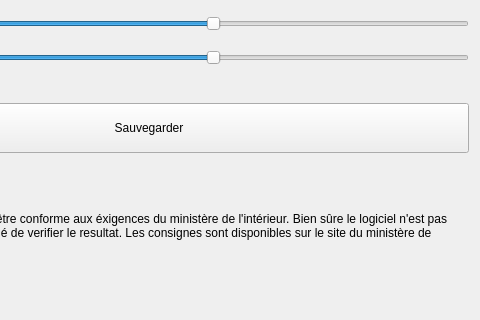
Before: the Qt Designer form conceptionplanche.ui in clement-roblot/generateur-de-photo-identite, drawn with Qt 5; both pictures show x 182 to 662 and y 100 to 420 of the 662 by 420 pixel window.
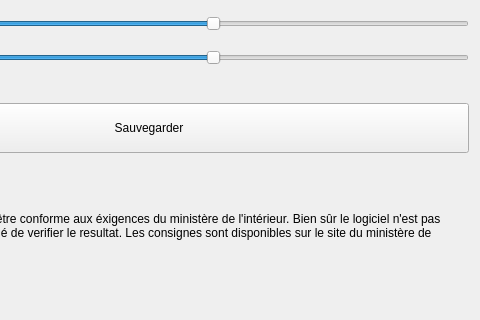
After: the same form once the commit is applied.

The edit to the form file:
```diff
--- a/conceptionplanche.ui
+++ b/conceptionplanche.ui
@@ -124,7 +124,7 @@
         </sizepolicy>
        </property>
        <property name="text">
-        <string>&lt;html&gt;&lt;head/&gt;&lt;body&gt;&lt;p&gt;L'image générée est supposée être conforme aux éxigences du ministère de l'intérieur. Bien sûre le logiciel n'est pas parfait et il est fortement conseillé de verifier le resultat. Les consignes sont disponibles sur le site du ministère de l'intérieur : &lt;a href=&quot;http://www.interieur.gouv.fr/A-votre-service/Mes-demarches/Papiers-Citoyennete/Questions-Reponses/Quelles-photographies-sont-admises-pour-une-demande-de-titre-d-identite&quot;&gt;&lt;span style=&quot; text-decoration: underline; color:#0000ff;&quot;&gt;ici&lt;/span&gt;&lt;/a&gt;.&lt;/p&gt;&lt;/body&gt;&lt;/html&gt;</string>
+        <string>&lt;html&gt;&lt;head/&gt;&lt;body&gt;&lt;p&gt;L'image générée est supposée être conforme aux éxigences du ministère de l'intérieur. Bien sûr le logiciel n'est pas parfait et il est fortement conseillé de verifier le resultat. Les consignes sont disponibles sur le site du ministère de l'intérieur : &lt;a href=&quot;http://www.interieur.gouv.fr/A-votre-service/Mes-demarches/Papiers-Citoyennete/Questions-Reponses/Quelles-photographies-sont-admises-pour-une-demande-de-titre-d-identite&quot;&gt;&lt;span style=&quot; text-decoration: underline; color:#0000ff;&quot;&gt;ici&lt;/span&gt;&lt;/a&gt;.&lt;/p&gt;&lt;/body&gt;&lt;/html&gt;</string>
        </property>
        <property name="textFormat">
         <enum>Qt::RichText</enum>
```
